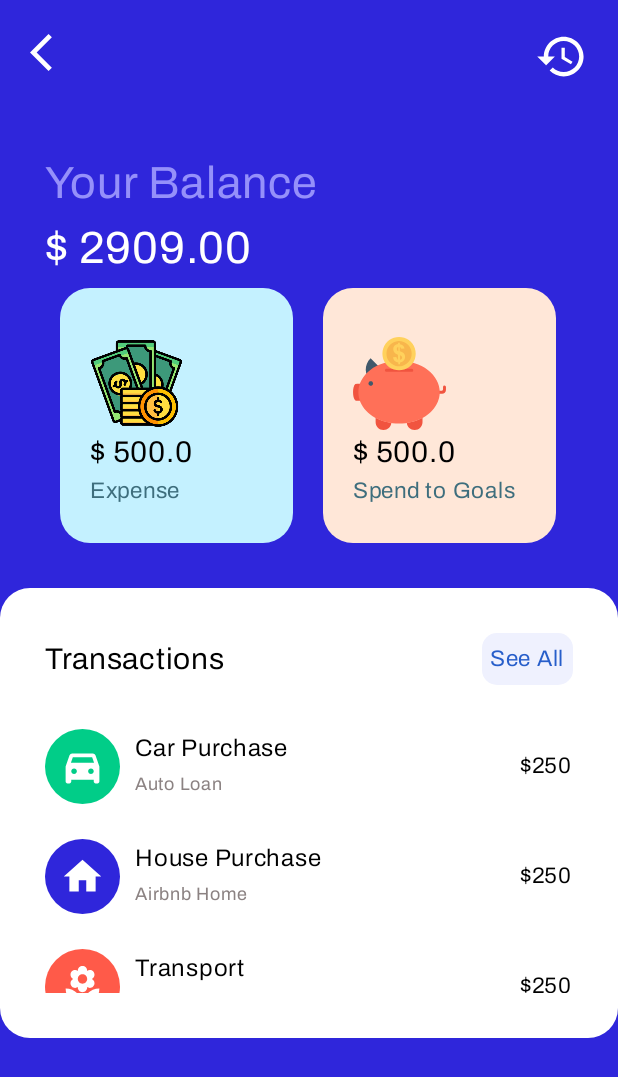
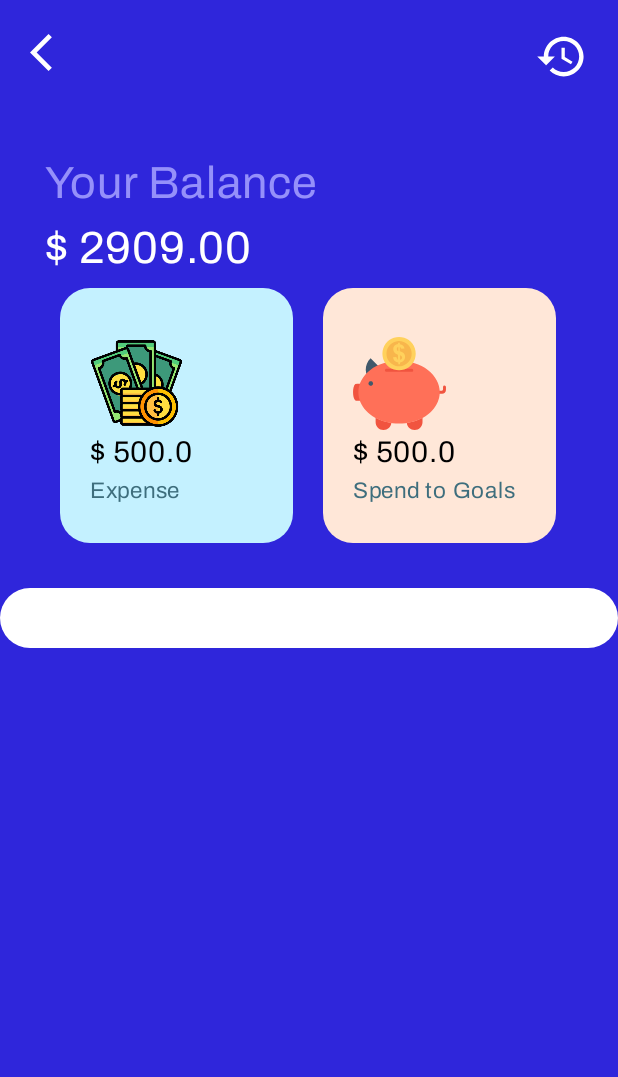
Before and after one commit to iamabdh/MoneyManager, an Android app built with Jetpack Compose: the TransactionScreen screen opened through its navigation route, on a phone screen of 412 x 824 dp. Shown: the top 1077 px of the screen. Run offline under Robolectric (Android 15) with nearby library versions, the phone set to English and light mode, and no system bars.

Commit message:
change ui to box

```diff
--- a/app/src/main/java/com/example/moneymanager/screen/TransactionScreen.kt
+++ b/app/src/main/java/com/example/moneymanager/screen/TransactionScreen.kt
@@ -79,12 +79,11 @@ fun TransactionScreen(
     val scrollState = rememberScrollState()
     var expanded by remember { mutableStateOf(false) }
 
-    val expandHeight by animateDpAsState(targetValue = if (expanded) 600.dp else 300.dp)
+    val expandHeight by animateDpAsState(targetValue = if (expanded) 100.dp else 40.dp)
 
     LaunchedEffect(scrollState) {
         snapshotFlow { scrollState.value }
             .collect { value ->
-                delay(200)
                 expanded = value > 0
                 println(expandHeight)
 
@@ -162,13 +161,14 @@ fun TransactionScreen(
         Spacer(modifier = Modifier.height(30.dp))
 
         Box(
-            Modifier.height(expandHeight)
+            modifier = Modifier
+                .fillMaxWidth()
+                .height(expandHeight)
+                .clip(shape = RoundedCornerShape(20.dp))
+                .background(Color.White)
         ) {
-            Card(
-                backgroundColor = Color.White,
-                modifier = Modifier
-                    .fillMaxSize()
-                    .clip(shape = RoundedCornerShape(20.dp))
+            Box(
+
             ) {
                Column(
                    modifier = Modifier
```
